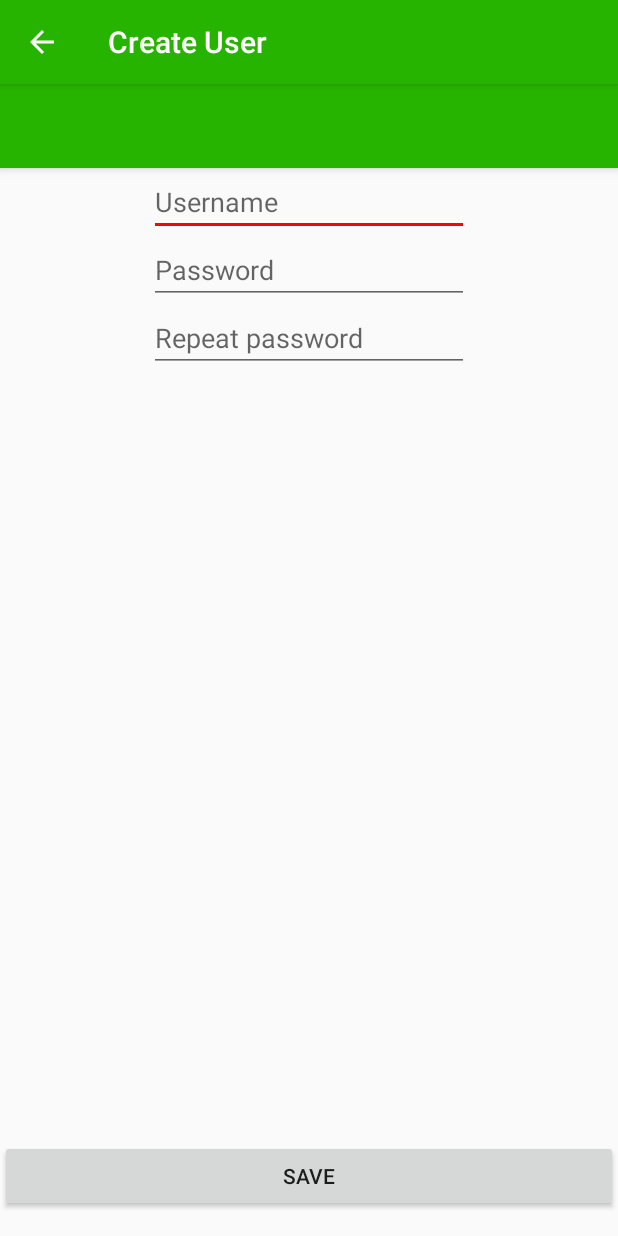
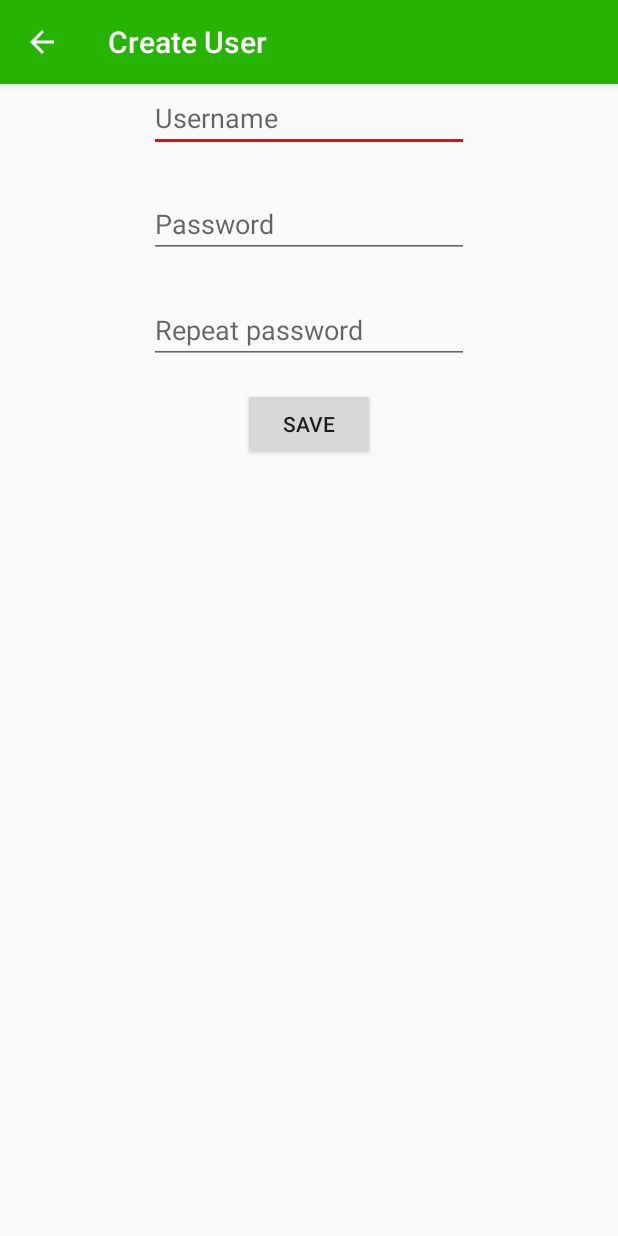
Before and after one commit to Magnleik/Or_i_en_t-ring_app, an Android app: the CreateUserActivity screen opened directly, with no data from a screen before it, after a tap on "SAVE", on a phone screen of 412 x 824 dp. Run offline under Robolectric (Android 15) with nearby library versions, the phone set to English and light mode, and no system bars.

Commit message:
Cleaned up log in

```diff
--- a/TRing/app/src/main/java/no/teacherspet/tring/activities/CreateUserActivity.java
+++ b/TRing/app/src/main/java/no/teacherspet/tring/activities/CreateUserActivity.java
@@ -41,26 +41,9 @@ public class CreateUserActivity extends AppCompatActivity {
         createPassword = (EditText) findViewById(R.id.create_password);
         passwordCheck = (EditText) findViewById(R.id.password_check_edittext);
         progressBar = (ProgressBar) findViewById(R.id.create_user_progressbar);
+        saveButton = (Button) findViewById(R.id.create_user_save_btn);
         progressBar.setVisibility(View.GONE);
-        saveButton = (Button) findViewById(R.id.save_button);
 
-        saveButton.setOnClickListener(new View.OnClickListener() {
-            @Override
-            public void onClick(View v) {
-                if(createPassword.getText().toString().trim().length() > 0 && createUsername.getText().toString().trim().length() > 0 && passwordCheck.getText().toString().trim().length() > 0 ){
-
-                    if(createPassword.getText().toString().equals(passwordCheck.getText().toString())){
-                        createUser();
-                    }
-                    else{
-                        Toast.makeText(CreateUserActivity.this,"Passwords do not match",Toast.LENGTH_LONG).show();
-                    }
-                }
-                else{
-                    Toast.makeText(CreateUserActivity.this, "Please fill in all fields", Toast.LENGTH_SHORT).show();
-                }
-            }
-        });
     }
 
     @Override
@@ -76,6 +59,7 @@ public class CreateUserActivity extends AppCompatActivity {
         //TODO: Check for already being logged in? (NetworkManager.getInstance.isAuthenticated())
 
         progressBar.setVisibility(View.VISIBLE);
+        saveButton.setEnabled(false);
 
         NetworkManager.getInstance().createUser(createUsername.getText().toString(), createPassword.getText().toString(), new ICallbackAdapter<Boolean>() {
             @Override
@@ -91,17 +75,21 @@ public class CreateUserActivity extends AppCompatActivity {
                         Toast.makeText(CreateUserActivity.this, "Logged in", Toast.LENGTH_LONG).show();
 
                         saveCredentialsToLocal();
+                        backToMain();
 
                     }else{
                         Toast.makeText(CreateUserActivity.this, "Failed to log in", Toast.LENGTH_LONG).show();
+                        finish(); //Send to log in
                     }
 
 
                 }
                 else if(object==null){
                     Toast.makeText(CreateUserActivity.this,"Something went wrong on the server, please try again",Toast.LENGTH_LONG).show();
+                    saveButton.setEnabled(true);
                 }else{
                     Toast.makeText(CreateUserActivity.this,"Username might be taken, please try another name",Toast.LENGTH_LONG).show();
+                    saveButton.setEnabled(true);
                 }
             }
 
@@ -146,4 +134,27 @@ public class CreateUserActivity extends AppCompatActivity {
     protected void onDestroy() {
         super.onDestroy();
     }
+
+    public void saveButtonClick(View v) {
+
+        if(createPassword.getText().toString().trim().length() > 0 && createUsername.getText().toString().trim().length() > 0 && passwordCheck.getText().toString().trim().length() > 0 ){
+
+            if(createPassword.getText().toString().equals(passwordCheck.getText().toString())){
+                createUser();
+            }
+            else{
+                Toast.makeText(CreateUserActivity.this,"Passwords do not match",Toast.LENGTH_LONG).show();
+            }
+        }
+        else{
+            Toast.makeText(CreateUserActivity.this, "Please fill in all fields", Toast.LENGTH_SHORT).show();
+        }
+    }
+
+    private void backToMain(){
+        Intent intent = new Intent(this, StartupMenu.class);
+        intent.addFlags(Intent.FLAG_ACTIVITY_CLEAR_TOP | Intent.FLAG_ACTIVITY_NEW_TASK);
+        startActivity(intent);
+        finish();
+    }
 }
--- a/TRing/app/src/main/res/layout/activity_create_user.xml
+++ b/TRing/app/src/main/res/layout/activity_create_user.xml
@@ -1,33 +1,62 @@
 <?xml version="1.0" encoding="utf-8"?>
-<android.support.design.widget.CoordinatorLayout xmlns:android="http://schemas.android.com/apk/res/android"
+<RelativeLayout
+    xmlns:android="http://schemas.android.com/apk/res/android"
     xmlns:app="http://schemas.android.com/apk/res-auto"
     xmlns:tools="http://schemas.android.com/tools"
     android:layout_width="match_parent"
     android:layout_height="match_parent"
     tools:context="no.teacherspet.tring.activities.CreateUserActivity">
 
-    <android.support.design.widget.AppBarLayout
-        android:layout_width="match_parent"
-        android:layout_height="wrap_content"
-        android:theme="@style/AppTheme.AppBarOverlay">
-
-        <android.support.v7.widget.Toolbar
-            android:id="@+id/toolbar"
-            android:layout_width="match_parent"
-            android:layout_height="?attr/actionBarSize"
-            android:background="?attr/colorPrimary"
-            app:popupTheme="@style/AppTheme.PopupOverlay" />
-
-    </android.support.design.widget.AppBarLayout>
-
-    <include layout="@layout/content_create_user" />
-<!--
-    <android.support.design.widget.FloatingActionButton
-        android:id="@+id/fab"
+    <EditText
+        android:id="@+id/create_username"
         android:layout_width="wrap_content"
         android:layout_height="wrap_content"
-        android:layout_gravity="bottom|end"
-        android:layout_margin="@dimen/fab_margin"
-        app:srcCompat="@android:drawable/ic_dialog_email" />
--->
-</android.support.design.widget.CoordinatorLayout>
+        android:layout_alignParentTop="true"
+        android:layout_centerHorizontal="true"
+        android:ems="10"
+        android:hint="Username"
+        android:inputType="textPersonName" />
+
+    <EditText
+        android:id="@+id/create_password"
+        android:layout_width="wrap_content"
+        android:layout_height="wrap_content"
+        android:layout_alignStart="@+id/create_username"
+        android:layout_below="@+id/create_username"
+        android:layout_marginTop="25dp"
+        android:ems="10"
+        android:hint="Password"
+        android:inputType="textPassword" />
+
+    <EditText
+        android:id="@+id/password_check_edittext"
+        android:layout_width="wrap_content"
+        android:layout_height="wrap_content"
+        android:layout_alignStart="@+id/create_password"
+        android:layout_below="@+id/create_password"
+        android:layout_marginTop="25dp"
+        android:ems="10"
+        android:hint="Repeat password"
+        android:inputType="textPassword" />
+
+    <ProgressBar
+        android:id="@+id/create_user_progressbar"
+        style="@style/Widget.AppCompat.ProgressBar"
+        android:layout_width="wrap_content"
+        android:layout_height="wrap_content"
+        android:layout_marginTop="10dp"
+        android:indeterminate="true"
+        android:indeterminateTint="@color/colorPrimary"
+        android:layout_centerInParent="true"
+        />
+
+    <Button
+        android:id="@+id/create_user_save_btn"
+        android:layout_width="wrap_content"
+        android:layout_height="wrap_content"
+        android:layout_below="@+id/password_check_edittext"
+        android:layout_centerHorizontal="true"
+        android:layout_marginTop="16dp"
+        android:onClick="saveButtonClick"
+        android:text="Save" />
+</RelativeLayout>
--- a/TRing/app/src/main/res/layout/activity_startupmenu.xml
+++ b/TRing/app/src/main/res/layout/activity_startupmenu.xml
@@ -24,10 +24,4 @@
         android:layout_height="wrap_content"
         android:text="Log out" />
 
-    <Button
-        android:id="@+id/create_user_btn"
-        android:layout_width="match_parent"
-        android:layout_height="wrap_content"
-        android:onClick="createUserButton"
-        android:text="Create New User" />
 </LinearLayout>
```
Also changed, not shown: TRing/app/src/main/java/no/teacherspet/tring/activities/LogInActivity.java (+21 -0 lines), TRing/app/src/main/res/layout/activity_log_in.xml (+12 -2 lines).
